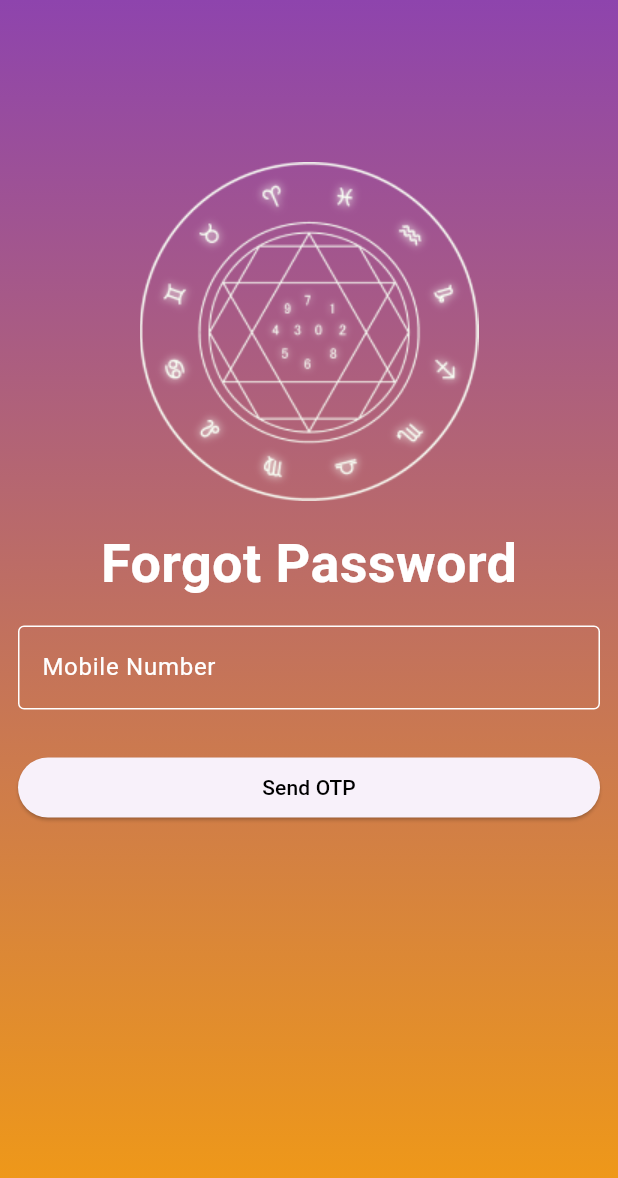
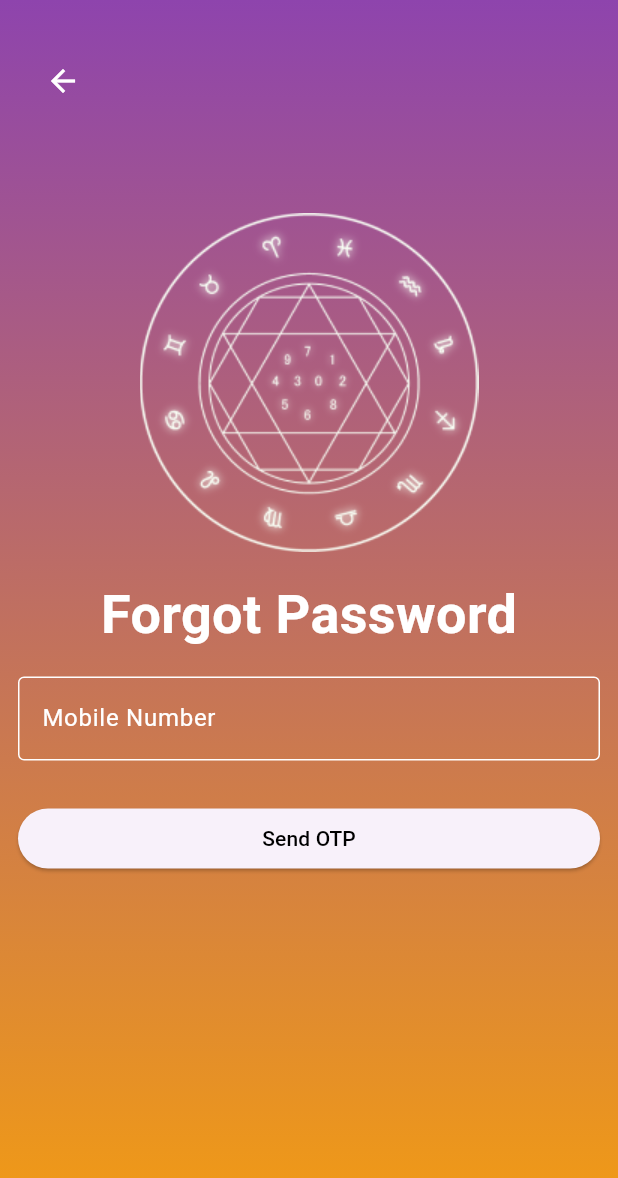
Before and after one commit to shubhamdevgupta/astrohelpme-flutter, a Flutter app: the ForgotScreen screen opened directly, on a phone screen of 412 x 824 dp. Shown: the top 1178 px of the screen. Run offline on Flutter 3.47's test engine with Material 3 defaults, Android fonts, the light colour scheme and no system bars; accounts and stored records are empty.

Commit message:
add back button

```diff
--- a/lib/screens/login/forgot_screen.dart
+++ b/lib/screens/login/forgot_screen.dart
@@ -16,6 +16,7 @@ class ForgotScreen extends StatefulWidget {
 class _ForgotScreenState extends State<ForgotScreen> {
   TextEditingController mobileNumberController = TextEditingController();
   TextEditingController otpController = TextEditingController();
+
   @override
   Widget build(BuildContext context) {
     return ChangeNotifierProvider(
@@ -39,7 +40,21 @@ class _ForgotScreenState extends State<ForgotScreen> {
               child: Column(
                 children: [
                   Padding(
-                    padding: const EdgeInsets.only(top: 96.0),
+                    padding: EdgeInsets.only(top: 30,left: 18),
+                    child: Align(
+                      alignment: Alignment.topLeft,
+                      child: InkWell(
+                          onTap: () {
+                            Navigator.pop(context);
+                          },
+                          child: const Icon(
+                            Icons.arrow_back,
+                            color: Colors.white,
+                          )),
+                    ),
+                  ),
+                  Padding(
+                    padding: const EdgeInsets.only(top: 76.0),
                     child: Image.asset(
                       'assets/icons/ic_logo.png',
                     ),
@@ -79,8 +94,8 @@ class _ForgotScreenState extends State<ForgotScreen> {
                   const SizedBox(
                     height: 20,
                   ),
-
-                  Consumer<SendOtpProvider>(builder: (context, otpProvider, child) {
+                  Consumer<SendOtpProvider>(
+                      builder: (context, otpProvider, child) {
                     log('isLoading: ${otpProvider.isLoading}, otpSend: ${otpProvider.otpSend}');
                     return Padding(
                       padding: const EdgeInsets.only(top: 8.0),
@@ -90,7 +105,8 @@ class _ForgotScreenState extends State<ForgotScreen> {
                             width: double.infinity,
                             child: ElevatedButton(
                                 onPressed: () {
-                                  final mobileNumber = mobileNumberController.text;
+                                  final mobileNumber =
+                                      mobileNumberController.text;
                                   otpProvider.sendOtp(context, mobileNumber);
                                 },
                                 child: const Text(
@@ -98,9 +114,9 @@ class _ForgotScreenState extends State<ForgotScreen> {
                                   style: TextStyle(color: Colors.black),
                                 )),
                           ),
-                          if(otpProvider.isLoading==true)
+                          if (otpProvider.isLoading == true)
                             Loader.circularLoader(height: 30),
-                          if(otpProvider.otpSend==true)...[
+                          if (otpProvider.otpSend == true) ...[
                             TextField(
                               controller: otpController,
                               keyboardType: TextInputType.number,
@@ -116,9 +132,11 @@ class _ForgotScreenState extends State<ForgotScreen> {
                                 labelStyle: TextStyle(color: Colors.white),
                                 hintStyle: TextStyle(color: Colors.white70),
                                 focusedBorder: OutlineInputBorder(
-                                    borderSide: BorderSide(color: Colors.white)),
+                                    borderSide:
+                                        BorderSide(color: Colors.white)),
                                 enabledBorder: OutlineInputBorder(
-                                    borderSide: BorderSide(color: Colors.white)),
+                                    borderSide:
+                                        BorderSide(color: Colors.white)),
                               ),
                             ),
                             Padding(
@@ -136,10 +154,8 @@ class _ForgotScreenState extends State<ForgotScreen> {
                           ]
                         ],
                       ),
-
                     );
                   }),
-
                 ],
               ),
             ),
```
Also changed, not shown: lib/providers/authentication_provider.dart (+25 -4 lines), lib/screens/login/register_screen.dart (+11 -1 lines).
